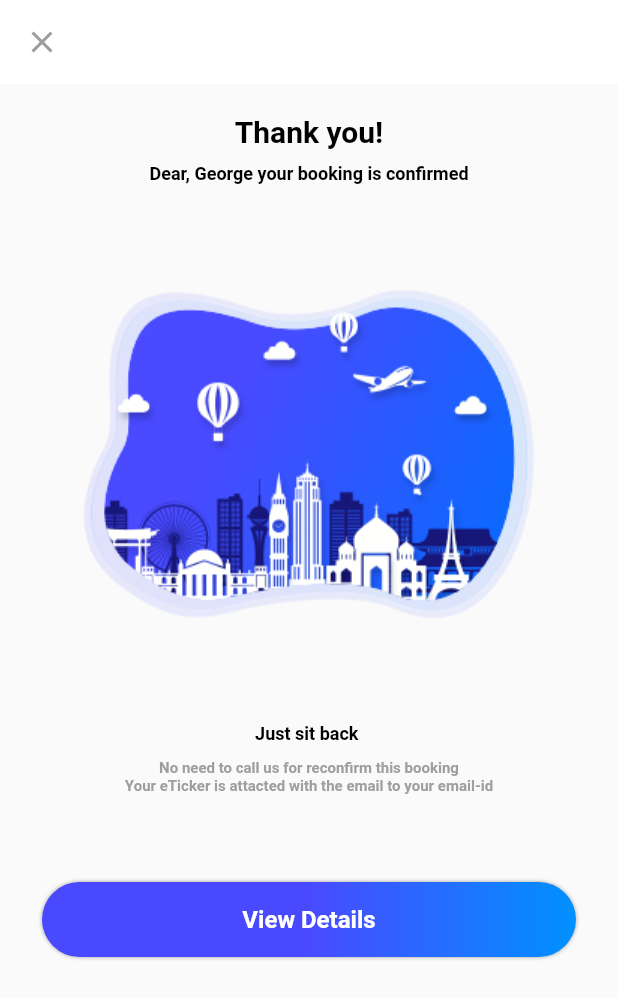
After one commit to kavathiyatulsi/fluttercohort, a Flutter app: the ThankYouScreen screen opened directly, on a phone screen of 412 x 824 dp. The commit adds this screen. Shown: the top 998 px of the screen. Run offline on Flutter 3.47's test engine with Material 2 defaults, Android fonts, the phone set to English and light mode, and no system bars; our stand-ins replace cloud_firestore, firebase_auth, rxdart, toast; accounts and stored records are empty; Roboto replaces fonts that are missing (Poppins-Medium.ttf, Poppins-Regular.ttf, Poppins-SemiBold.ttf).

Commit message:
Create UI of thank you screen

```diff
--- a/lib/screen/details/details_screen.dart
+++ b/lib/screen/details/details_screen.dart
@@ -1,5 +1,6 @@
 import 'package:cohort_app/common/SizeBoxView.dart';
 import 'package:cohort_app/screen/home/widget/CommonTextView.dart';
+import 'package:cohort_app/screen/thankyou/thank_you_screen.dart';
 import 'package:cohort_app/theme/color.dart';
 import 'package:cohort_app/theme/string.dart';
 import 'package:cohort_app/theme/style.dart';
@@ -155,6 +156,8 @@ class _DetailScreenState extends State<DetailScreen> {
                 ),
                 gradient:
                     LinearGradient(colors: <Color>[blue, blue, lightBlue]),
+                onPressed: () => Navigator.push(context,
+                    MaterialPageRoute(builder: (_) => ThankYouScreen())),
               ),
             )
           ],
@@ -358,19 +361,15 @@ class _DetailScreenState extends State<DetailScreen> {
   }
 
   Widget getListOfInfo() {
-    return Padding(
-      padding: EdgeInsets.only(left: 18),
-      child: Container(
-          decoration: BoxDecoration(color: white),
-          child: ListView.builder(
+    return ListView.builder(
+        padding: padding,
         primary: false,
         shrinkWrap: true,
         scrollDirection: Axis.vertical,
         itemCount: 5,
         itemBuilder: (BuildContext context, int index) {
           return getRow(index);
-              })),
-    );
+        });
   }
 
   Widget getRow(int index) {
--- /dev/null
+++ b/lib/screen/thankyou/thank_you_screen.dart
@@ -0,0 +1,84 @@
+import 'package:cohort_app/common/SizeBoxView.dart';
+import 'package:cohort_app/theme/color.dart';
+import 'package:cohort_app/theme/string.dart';
+import 'package:cohort_app/theme/style.dart';
+import 'package:cohort_app/widget/RaisedGradientButton.dart';
+import 'package:flutter/material.dart';
+
+class ThankYouScreen extends StatefulWidget {
+  @override
+  _ThankYouScreenState createState() => _ThankYouScreenState();
+}
+
+class _ThankYouScreenState extends State<ThankYouScreen> {
+  @override
+  Widget build(BuildContext context) {
+    return Scaffold(
+      appBar: AppBar(
+        backgroundColor: white,
+        elevation: 0.0,
+        leading: GestureDetector(
+          onTap: () {
+            Navigator.pop(context);
+          },
+          child: Icon(
+            Icons.close,
+            color: gray,
+          ),
+        ),
+      ),
+      body: SingleChildScrollView(
+        child: Padding(
+          padding: const EdgeInsets.all(10.0),
+          child: test(),
+        ),
+      ),
+    );
+  }
+
+  Widget test() {
+  return  Column(
+      crossAxisAlignment: CrossAxisAlignment.center,
+      children: <Widget>[
+        sizeBox(10.0),
+        Text(
+          thankYou,
+          style: Theme.of(context).textTheme.body1.apply(color: black),
+        ),
+        sizeBox(10.0),
+        Text(
+          'Dear, George your booking is confirmed',
+          style: blackMediumSize12,
+        ),
+        sizeBox(70.0),
+        Image.asset(iconThankYou),
+        sizeBox(70.0),
+        Text(
+          'Just sit back ',
+          style: blackMediumSize12,
+        ),
+        sizeBox(10.0),
+        Center(
+          child: Text(
+            'No need to call us for reconfirm this booking \nYour eTicker is attacted with the email to your email-id',
+            textAlign: TextAlign.center,
+            style: grayRegularSize10,
+          ),
+        ),
+        sizeBox(40.0),
+        Padding(
+          padding: EdgeInsets.all(18.0),
+          child: RaisedGradientButton(
+            child: Text(
+              viewDetails,
+              style: TextStyle(fontSize: 16.0, fontFamily: poppinsMedium),
+            ),
+            gradient: LinearGradient(colors: <Color>[blue, blue, lightBlue]),
+            /*onPressed: () => Navigator.push(context,
+                        MaterialPageRoute(builder: (_) => ThankYouScreen()))*/
+          ),
+        )
+      ],
+    );
+  }
+}
--- a/lib/theme/string.dart
+++ b/lib/theme/string.dart
@@ -29,6 +29,7 @@ String iconPrivacy = 'assets/images/privacy.png';
 String iconApp = 'assets/images/app.png';
 String burjBbg = 'assets/images/burj_bg.png';
 String favoriteSolid = 'assets/images/favorite_solid.png';
+String iconThankYou = 'assets/images/thank_you.png';
 
 //font
 String poppins = 'Poppins';
@@ -79,6 +80,10 @@ String whoGoing = 'Who\'s Going?';
 String inclusion = 'Inclusion';
 String exclusions = 'Exclusions';
 String continueBooking = 'Continue Booking';
+
+//Thank you  screen
+String thankYou = 'Thank you!';
+String viewDetails = 'View Details';
 
 //MyTrip Screen
 String myTrips = 'My Trips';
--- a/lib/theme/style.dart
+++ b/lib/theme/style.dart
@@ -42,4 +42,6 @@ TextStyle grayRegularSize10 = TextStyle(fontSize: 10.0, color: gray, fontFamily:
 TextStyle blackRegularSize10 = TextStyle(fontSize: 10.0, color: black, fontFamily: poppinsRegular);
 TextStyle whiteRegularSize10 = TextStyle(fontSize: 10.0, color: white, fontFamily: poppinsRegular);
 TextStyle blackMediumSize16 = TextStyle(fontSize: 16.0, color: black, fontFamily: poppinsMedium);
+TextStyle grayMediumSize12 = TextStyle(fontSize: 12.0, color: gray, fontFamily: poppinsMedium);
+TextStyle blackMediumSize12 = TextStyle(fontSize: 12.0, color: black, fontFamily: poppinsMedium);
 TextStyle blackSize12 = TextStyle(fontSize: 12.0, color: black, fontFamily: poppinsRegular);
```
Also changed, not shown: assets/images/thank_you.png (added). Lines whose indentation alone changed are shown as unchanged.
